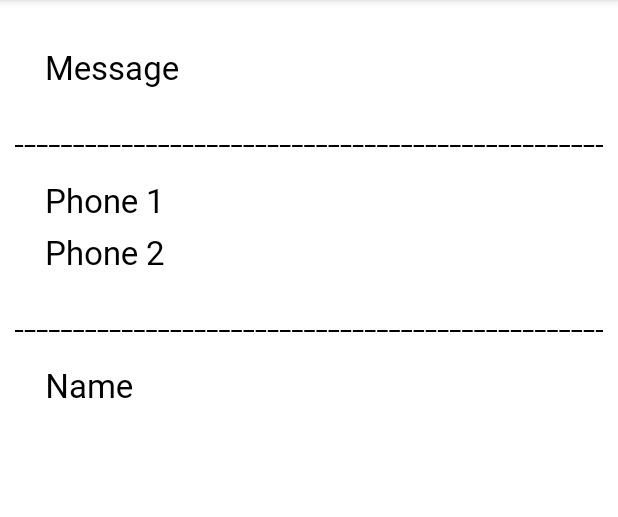
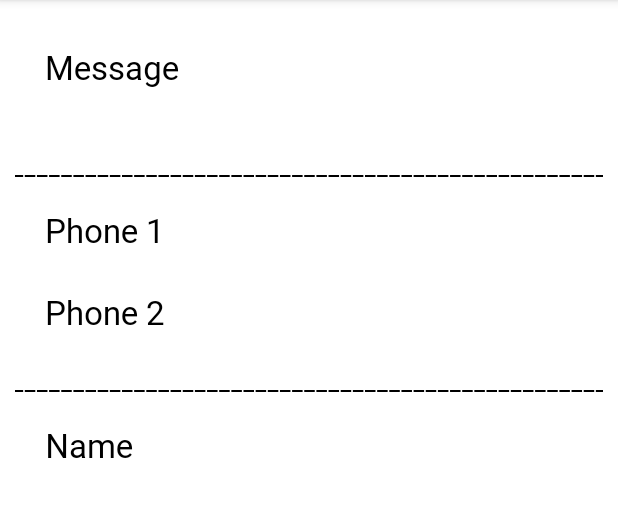
Before and after one commit to rakesharma1987/DetailsApp, an Android app: the DetailsActivity screen opened directly, with no data from a screen before it, on a phone screen of 412 x 824 dp, the part 84-601 px from its top. Run offline under Robolectric (Android 15) with nearby library versions, the light colour scheme and no system bars; our stand-ins replace data binding; 5 statements that could not run were skipped.

Commit message:
activity_details scroll

```diff
--- a/app/src/main/res/layout/activity_details.xml
+++ b/app/src/main/res/layout/activity_details.xml
@@ -5,19 +5,23 @@
     <data>
 
     </data>
-    <androidx.constraintlayout.widget.ConstraintLayout
+    <ScrollView
+        android:layout_width="match_parent"
+        android:layout_height="match_parent"
+        android:layout_marginBottom="0dp">
+    <LinearLayout
         android:layout_width="match_parent"
         android:layout_height="match_parent"
         tools:context=".DetailsActivity"
         android:layout_margin="10dp"
         android:background="@drawable/big_card"
-        android:backgroundTint="#FFFFFF">
+        android:backgroundTint="#FFFFFF"
+        android:orientation="vertical">
 
         <TextView
             android:layout_width="match_parent"
             android:layout_height="wrap_content"
             android:id="@+id/tv_msg"
-            app:layout_constraintTop_toTopOf="parent"
             android:textSize="@dimen/big_txt_size"
             android:text="Message"
             android:layout_margin="20dp"
@@ -30,14 +34,12 @@
             android:id="@+id/tv_line_below_msg"
             android:background="@drawable/layout_dash_line"
             android:fontFamily="@font/lato_bold"
-            app:layout_constraintTop_toBottomOf="@id/tv_msg"
             android:layout_marginTop="20dp" />
 
         <TextView
             android:layout_width="match_parent"
             android:layout_height="wrap_content"
             android:id="@+id/tv_email"
-            app:layout_constraintTop_toBottomOf="@id/tv_line_below_msg"
             android:textSize="@dimen/big_txt_size"
             android:text="Email"
             android:layout_margin="20dp"
@@ -50,14 +52,12 @@
             android:id="@+id/tv_line_below_email"
             android:background="@drawable/layout_dash_line"
             android:fontFamily="@font/lato_bold"
-            app:layout_constraintTop_toBottomOf="@id/tv_email"
             android:layout_marginTop="20dp" />
 
         <TextView
             android:layout_width="match_parent"
             android:layout_height="wrap_content"
             android:id="@+id/tv_phone1"
-            app:layout_constraintTop_toBottomOf="@id/tv_line_below_email"
             android:textSize="@dimen/big_txt_size"
             android:text="Phone 1"
             android:layout_margin="20dp"
@@ -68,7 +68,6 @@
             android:layout_width="match_parent"
             android:layout_height="wrap_content"
             android:id="@+id/tv_phone2"
-            app:layout_constraintTop_toBottomOf="@id/tv_phone1"
             android:textSize="@dimen/big_txt_size"
             android:text="Phone 2"
             android:layout_marginLeft="20dp"
@@ -83,14 +82,12 @@
             android:id="@+id/tv_line_below_phone"
             android:background="@drawable/layout_dash_line"
             android:fontFamily="@font/lato_bold"
-            app:layout_constraintTop_toBottomOf="@id/tv_phone2"
             android:layout_marginTop="20dp" />
 
         <TextView
             android:layout_width="match_parent"
             android:layout_height="wrap_content"
             android:id="@+id/tv_address"
-            app:layout_constraintTop_toBottomOf="@id/tv_line_below_phone"
             android:textSize="@dimen/big_txt_size"
             android:text="Address"
             android:layout_margin="20dp"
@@ -103,13 +100,11 @@
             android:id="@+id/tv_line_below_address"
             android:background="@drawable/layout_dash_line"
             android:fontFamily="@font/lato_bold"
-            app:layout_constraintTop_toBottomOf="@id/tv_address"
             android:layout_marginTop="20dp" />
         <TextView
             android:layout_width="match_parent"
             android:layout_height="wrap_content"
             android:id="@+id/tv_dob"
-            app:layout_constraintTop_toBottomOf="@id/tv_line_below_address"
             android:textSize="@dimen/big_txt_size"
             android:text="DOB"
             android:layout_margin="20dp"
@@ -121,18 +116,17 @@
             android:id="@+id/tv_line_below_dob"
             android:background="@drawable/layout_dash_line"
             android:fontFamily="@font/lato_bold"
-            app:layout_constraintTop_toBottomOf="@id/tv_dob"
             android:layout_marginTop="20dp" />
 
         <TextView
             android:layout_width="match_parent"
             android:layout_height="wrap_content"
             android:id="@+id/tv_name"
-            app:layout_constraintTop_toBottomOf="@id/tv_line_below_dob"
             android:textSize="@dimen/big_txt_size"
             android:text="Name"
             android:layout_margin="20dp"
             android:fontFamily="@font/lato_bold"
             android:textColor="@color/black"/>
-    </androidx.constraintlayout.widget.ConstraintLayout>
+    </LinearLayout>
+    </ScrollView>
 </layout>
```
